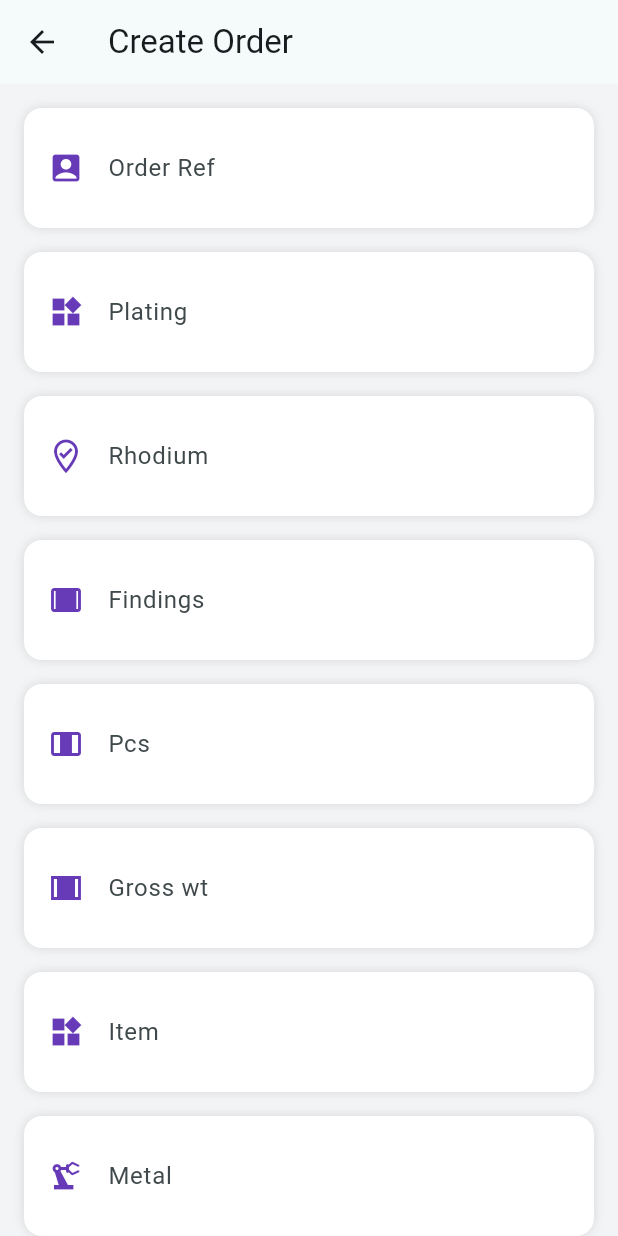
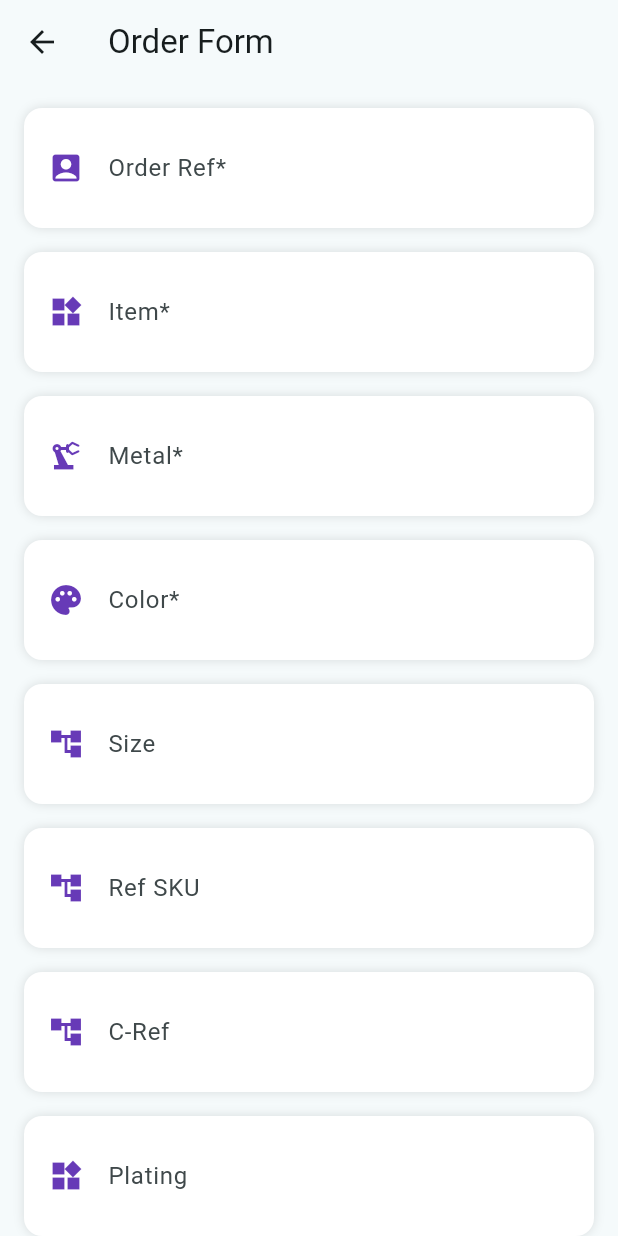
Before and after one commit to JEWELLERYIT/JewelleryERPNew, a Flutter app: the OrderScreen screen opened directly, on a phone screen of 412 x 824 dp. Run offline on Flutter 3.47's test engine with Material 3 defaults, Android fonts, the light colour scheme and no system bars; our stand-ins replace flutter_native_html_to_pdf, fluttertoast, image_picker, pie_chart, share_plus and 2 more; missing offline and left inert: dart:ffi, flutter_file_dialog, flutter_pdfview, responsive_grid_list, syncfusion_flutter_pdfviewer and 1 more; accounts and stored records are empty.

Commit message:
Submit Order FOrm

```diff
--- a/lib/Pages/OrderScreen.dart
+++ b/lib/Pages/OrderScreen.dart
@@ -1,6 +1,13 @@
+import 'dart:convert';
 import 'dart:io';
 import 'package:flutter/material.dart';
+import 'package:flutter/services.dart';
 import 'package:image_picker/image_picker.dart';
+import 'package:http/http.dart' as http;
+import 'package:intl/intl.dart';
+
+import '../Constants/Functions.dart';
+import '../Constants/StaticConstant.dart';
 
 class OrderScreen extends StatefulWidget {
   @override
@@ -10,15 +17,30 @@ class OrderScreen extends StatefulWidget {
 class _OrderScreenState extends State<OrderScreen> {
   final _formKey = GlobalKey<FormState>();
 
+  bool _isLoading = false;
+
+  Constans constans = Constans();
+  final TextEditingController orderRefController = TextEditingController();
   final TextEditingController itemController = TextEditingController();
   final TextEditingController metalController = TextEditingController();
   final TextEditingController colorController = TextEditingController();
-  final TextEditingController enamelColorController = TextEditingController();
+  final TextEditingController sizeController = TextEditingController();
+  final TextEditingController refSKUController = TextEditingController();
+  final TextEditingController cRefController = TextEditingController();
+  final TextEditingController platingController = TextEditingController();
   final TextEditingController rhodiumController = TextEditingController();
   final TextEditingController findingsController = TextEditingController();
+  final TextEditingController pcsController = TextEditingController();
+  final TextEditingController grossWTController = TextEditingController();
+  final TextEditingController stoneDescriptionController =
+      TextEditingController();
+  final TextEditingController itemDescriptionController =
+      TextEditingController();
 
-  File? imageFromGallery;
-  File? imageFromCamera;
+  final TextEditingController enamelColorController = TextEditingController();
+
+  File? imageFromGallery = null;
+  File? imageFromCamera = null;
 
   Future<void> pickImage(ImageSource source, bool fromCamera) async {
     final pickedFile = await ImagePicker().pickImage(source: source);
@@ -34,83 +56,229 @@ class _OrderScreenState extends State<OrderScreen> {
     }
   }
 
+  Future<String> uploadImage(
+      Map<String, dynamic> userData, File _imageFIle) async {
+    var request = http.MultipartRequest(
+      'POST',
+      Uri.parse('https://www.digicat.in/webroot/RiteshApi/erp_orderimage.php'),
+    );
+    request.fields['companyid'] = userData['companyid'];
+
+    request.files.add(
+      await http.MultipartFile.fromPath(
+        'image', // name of the field in backend
+        _imageFIle.path,
+      ),
+    );
+
+    var response = await request.send();
+
+    if (response.statusCode == 200) {
+      final responseBody = await response.stream.bytesToString();
+      final decodedJson = json.decode(responseBody);
+
+      return decodedJson["file"];
+    } else {
+      return "";
+    }
+  }
+
+  Future<void> uploadForm(Map<String, dynamic> userData, String image1Path,
+      String image2Path) async {
+    final now = DateTime.now();
+    final formattedDate = DateFormat('yyyy-MM-dd HH:mm').format(now);
+    var formData = {
+      'companyid': userData['companyid'],
+      "clouduserid": userData['username'],
+      "clientname": "",
+      "orderref": orderRefController.text,
+      "item": itemController.text,
+      "metal": metalController.text,
+      "color": colorController.text,
+      "size": sizeController.text,
+      "refsku": refSKUController.text,
+      "cref": cRefController.text,
+      "enamalcolor": enamelColorController.text,
+      "rhodium": rhodiumController.text,
+      "findings": findingsController.text,
+      "stonedesc": stoneDescriptionController.text,
+      "itemdesc": itemDescriptionController.text,
+      "image1link": image1Path,
+      "image2link": image2Path,
+      "add": "1",
+      "vrdate": formattedDate,
+      "pcs": pcsController.text,
+      "grosswt": grossWTController.text
+    };
+
+    String response = await constans.callApi(
+        formData, "https://www.digicat.in/webroot/RiteshApi/erp_order.php");
+    final Map<String, dynamic> jsonResponse = json.decode(response);
+
+    if (jsonResponse["response"] == true &&
+        jsonResponse["status_code"] == 200 &&
+        jsonResponse["data"]?["new_id"] != 0) {
+      ScaffoldMessenger.of(context).showSnackBar(
+        const SnackBar(content: Text("Order Form Submitted Successfully")),
+      );
+    } else {
+      ScaffoldMessenger.of(context).showSnackBar(
+        const SnackBar(content: Text("Order Submission Failed")),
+      );
+    }
+  }
+
+  void submitForm() async {
+    setState(() {
+      _isLoading = true;
+    });
+
+    String? userData = await Constans().getData(StaticConstant.userData);
+
+    String image1Path = "";
+    String image2Path = "";
+
+    if (imageFromGallery != null) {
+      image1Path = await uploadImage(jsonDecode(userData!), imageFromGallery!);
+    }
+    if (imageFromCamera != null) {
+      image2Path = await uploadImage(jsonDecode(userData!), imageFromCamera!);
+    }
+
+    print("Image 1 Path $image1Path , Image 2 Path $image2Path ");
+
+    uploadForm(jsonDecode(userData!), image1Path, image2Path);
+
+    setState(() {
+      _formKey.currentState!.reset();
+      orderRefController.clear();
+      itemController.clear();
+      metalController.clear();
+      colorController.clear();
+      sizeController.clear();
+      refSKUController.clear();
+      cRefController.clear();
+      platingController.clear();
+      rhodiumController.clear();
+      findingsController.clear();
+      pcsController.clear();
+      grossWTController.clear();
+      stoneDescriptionController.clear();
+      itemDescriptionController.clear();
+      // Optionally reset image state too
+      imageFromGallery = null;
+      imageFromCamera = null;
+      _isLoading = false;
+    });
+  }
+
   @override
   Widget build(BuildContext context) {
     return Scaffold(
-      backgroundColor: const Color(0xFFF3F4F6),
-      appBar: AppBar(
-        title: Text('Create Order'),
-        elevation: 0,
-      ),
-      body: SingleChildScrollView(
+      appBar: AppBar(title: const Text("Order Form")),
+      body: Stack(
+        children: [
+          SingleChildScrollView(
             padding: const EdgeInsets.all(16),
             child: Form(
               key: _formKey,
               child: Column(
                 children: [
-              buildInputCard("Order Ref", Icons.account_box, itemController),
-              buildInputCard("Plating", Icons.widgets, itemController),
-              buildInputCard("Rhodium", Icons.where_to_vote_outlined, rhodiumController),
-              buildInputCard("Findings", Icons.width_full, itemController),
-              buildInputCard("Pcs", Icons.width_normal, itemController),
-              buildInputCard("Gross wt", Icons.width_wide_sharp, itemController),
+                  buildInputCard(
+                      "Order Ref*", Icons.account_box, orderRefController,
+                      isRequired: true),
+                  buildInputCard("Item*", Icons.widgets, itemController,
+                      isRequired: true),
+                  buildInputCard(
+                      "Metal*", Icons.precision_manufacturing, metalController,
+                      isRequired: true),
+                  buildInputCard("Color*", Icons.palette, colorController,
+                      isRequired: true),
+                  buildInputCard("Size", Icons.account_tree, sizeController),
+                  buildInputCard(
+                      "Ref SKU", Icons.account_tree, refSKUController),
+                  buildInputCard("C-Ref", Icons.account_tree, cRefController),
+                  buildInputCard("Plating", Icons.widgets, platingController),
+                  buildInputCard("Rhodium", Icons.where_to_vote_outlined,
+                      rhodiumController),
+                  buildInputCard(
+                      "Findings", Icons.width_full, findingsController),
+                  buildInputCard(
+                    "Pcs",
+                    Icons.numbers,
+                    pcsController,
+                    keyboardType: TextInputType.number,
+                    inputFormatters: [FilteringTextInputFormatter.digitsOnly],
+                    isRequired: true,
+                  ),
+                  buildInputCard(
+                    "Gross wt",
+                    Icons.scale,
+                    grossWTController,
+                    keyboardType: const TextInputType.numberWithOptions(decimal: true),
+                    inputFormatters: [
+                      FilteringTextInputFormatter.allow(RegExp(r'^\d+\.?\d{0,3}')),
+                    ],
+                    isRequired: true,
+                  ),
 
-              buildInputCard("Item", Icons.widgets, itemController),
-              buildInputCard("Metal", Icons.precision_manufacturing, metalController),
-              buildInputCard("Color", Icons.palette, colorController),
-              buildInputCard("Size", Icons.account_tree, colorController),
-              buildInputCard("Enamel Color", Icons.brush, enamelColorController),
-              buildCommentBox("Stone description", itemController),
-              buildCommentBox("Item description", itemController),
+                  buildCommentBox(
+                      "Stone description", stoneDescriptionController),
+                  buildCommentBox(
+                      "Item description", itemDescriptionController),
                   sectionTitle("Images"),
-              buildImagePicker("Image 1", imageFromGallery, () => pickImage(ImageSource.gallery, false)),
+                  buildImagePicker("Image 1", imageFromGallery,
+                      () => pickImage(ImageSource.gallery, false)),
                   const SizedBox(height: 16),
-              buildImagePicker("Image 2", imageFromCamera, () => pickImage(ImageSource.camera, true)),
-
+                  buildImagePicker("Image 2", imageFromCamera,
+                      () => pickImage(ImageSource.gallery, true)),
                   const SizedBox(height: 30),
-
                   ElevatedButton(
                     onPressed: () {
                       if (_formKey.currentState!.validate()) {
-                    ScaffoldMessenger.of(context).showSnackBar(SnackBar(content: Text("Order submitted")));
-                  };
+                        submitForm();
+                      }
                     },
                     style: ElevatedButton.styleFrom(
                       backgroundColor: Colors.deepPurple,
                       minimumSize: const Size(100, 40),
                       shape: RoundedRectangleBorder(
                         borderRadius: BorderRadius.circular(8.0),
-                    )),
-                child: const Text('Submit Form',
+                      ),
+                    ),
+                    child: const Text(
+                      'Submit Form',
                       style: TextStyle(
                           fontSize: 14,
                           fontWeight: FontWeight.normal,
-                      color: Color(0xFFFFFFFF),
-                    )),
+                          color: Color(0xFFFFFFFF)),
                     ),
-              // ElevatedButton(
-              //   onPressed: () {
-              //     if (_formKey.currentState!.validate()) {
-              //       ScaffoldMessenger.of(context).showSnackBar(SnackBar(content: Text("Order submitted")));
-              //     }
-              //   },
-              //   style: ElevatedButton.styleFrom(
-              //     padding: const EdgeInsets.symmetric(vertical: 16, horizontal: 32),
-              //     shape: RoundedRectangleBorder(
-              //       borderRadius: BorderRadius.circular(12),
-              //     ),
-              //   ),
-              //   child: const Text("Submit Order", style: TextStyle(fontSize: 16)),
-              // ),
+                  ),
                 ],
               ),
             ),
           ),
+
+          // Loader
+          if (_isLoading)
+            Container(
+              color: Colors.black54,
+              child: const Center(
+                child: CircularProgressIndicator(),
+              ),
+            ),
+        ],
+      ),
     );
   }
-
-  Widget buildInputCard(String label, IconData icon, TextEditingController controller,
-      {TextInputType keyboardType = TextInputType.text}) {
+  Widget buildInputCard(
+      String label,
+      IconData icon,
+      TextEditingController controller, {
+        TextInputType keyboardType = TextInputType.text,
+        List<TextInputFormatter>? inputFormatters,
+        bool isRequired = false,
+      }) {
     return Container(
       margin: const EdgeInsets.only(bottom: 16),
       padding: const EdgeInsets.symmetric(horizontal: 16, vertical: 12),
@@ -122,15 +290,24 @@ class _OrderScreenState extends State<OrderScreen> {
       child: TextFormField(
         controller: controller,
         keyboardType: keyboardType,
+        inputFormatters: inputFormatters,
         decoration: InputDecoration(
           icon: Icon(icon, color: Colors.deepPurple),
           labelText: label,
           border: InputBorder.none,
         ),
-        validator: (value) => value == null || value.isEmpty ? 'Required' : null,
+        validator: isRequired
+            ? (value) {
+          if (value == null || value.trim().isEmpty) {
+            return '$label is required';
+          }
+          return null;
+        }
+            : null,
       ),
     );
   }
+
 
   Widget buildCommentBox(String label, TextEditingController controller) {
     return Container(
@@ -149,7 +326,8 @@ class _OrderScreenState extends State<OrderScreen> {
           TextFormField(
             controller: controller,
             maxLines: 5,
-            decoration: const InputDecoration.collapsed(hintText: "Type here..."),
+            decoration:
+                const InputDecoration.collapsed(hintText: "Type here..."),
           ),
         ],
       ),
@@ -170,7 +348,8 @@ class _OrderScreenState extends State<OrderScreen> {
         child: image != null
             ? ClipRRect(
                 borderRadius: BorderRadius.circular(12),
-          child: Image.file(image, fit: BoxFit.cover, width: double.infinity),
+                child: Image.file(image,
+                    fit: BoxFit.cover, width: double.infinity),
               )
             : Center(
                 child: Column(
```
Lines whose indentation alone changed are shown as unchanged.
